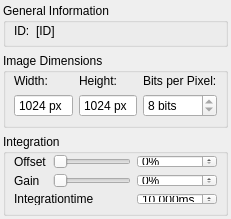
Above: PCOCamera/dockWidgetPCOCamera.ui from itom-project/plugins before the change. Below: the same form after it.
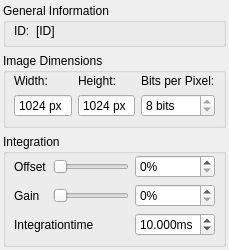
That is the form after the change.

Patch:
```diff
--- a/PCOCamera/dockWidgetPCOCamera.ui
+++ b/PCOCamera/dockWidgetPCOCamera.ui
@@ -6,16 +6,10 @@
    <rect>
     <x>0</x>
     <y>0</y>
-    <width>231</width>
-    <height>219</height>
+    <width>229</width>
+    <height>218</height>
    </rect>
   </property>
-  <property name="minimumSize">
-   <size>
-    <width>0</width>
-    <height>219</height>
-   </size>
-  </property>
   <property name="windowTitle">
    <string>Form</string>
   </property>
```
Left out of the diff: 11 changed lines with no effect on the pictures.
